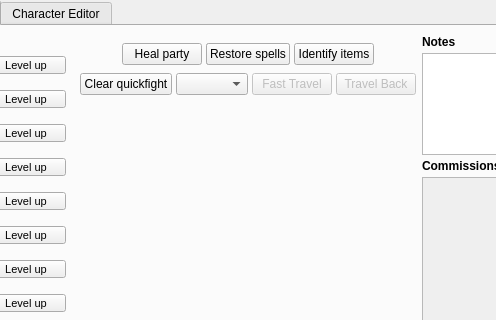
Before: the Qt Designer form wish/window.ui in malcyon/wish, drawn with Qt 5; both pictures show x 90 to 586 and y 0 to 320 of the 779 by 713 pixel window.
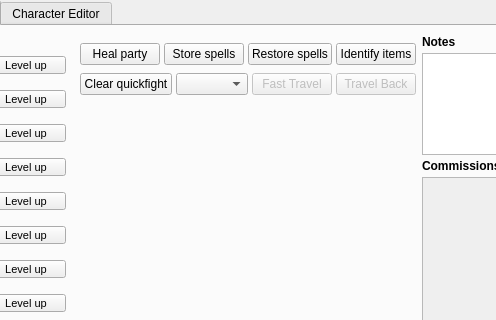
After: the same form once the commit is applied. Custom widgets are drawn as their Qt base class.

Commit message: UI Redesign: Abbreviate classes, fix hidden Store Spells button

The edit to the form file:
```diff
--- a/wish/window.ui
+++ b/wish/window.ui
@@ -1081,14 +1081,14 @@
                 </property>
                </widget>
               </item>
-              <item row="0" column="1">
+              <item row="0" column="2">
                <widget class="ElidingButton" name="action_restore">
                 <property name="text">
                  <string>Restore spells</string>
                 </property>
                </widget>
               </item>
-              <item row="0" column="2">
+              <item row="0" column="3">
                <widget class="ElidingButton" name="action_identify">
                 <property name="text">
                  <string>Identify items</string>
```
The commit also changes 2 other files.
